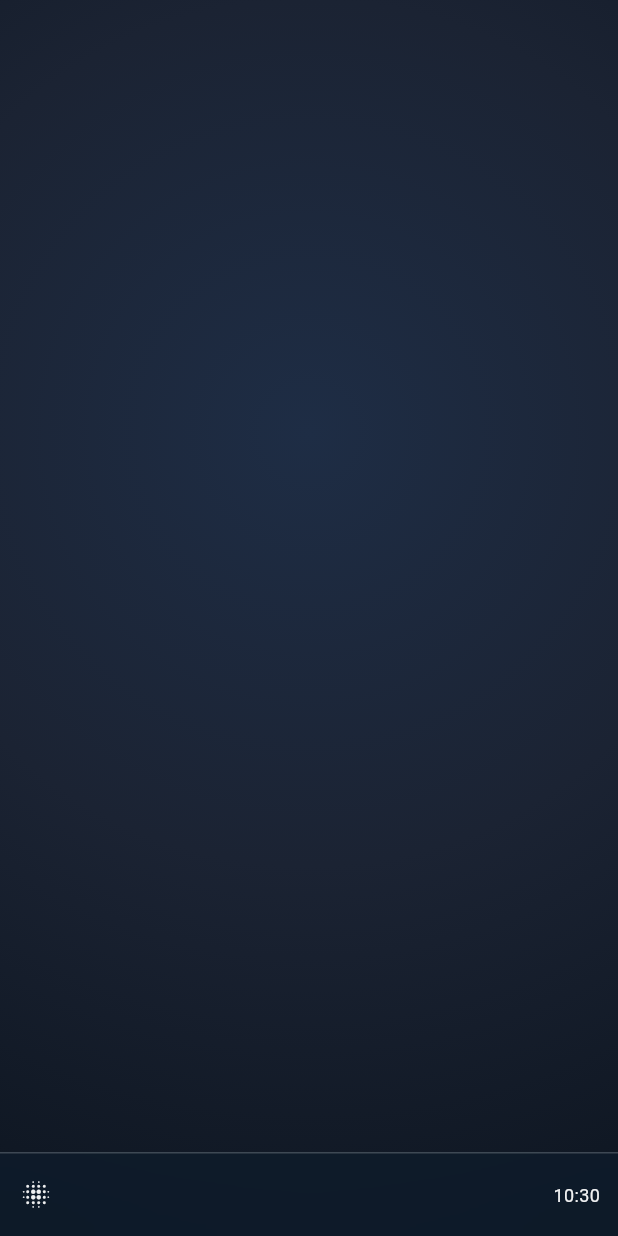
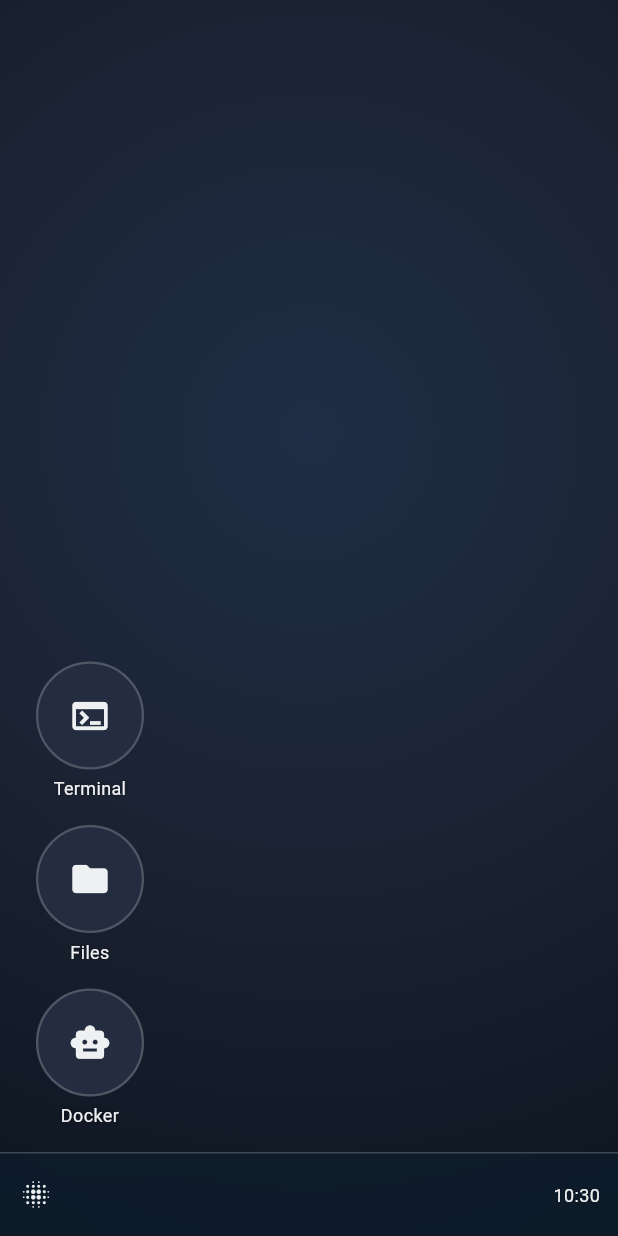
Before and after one commit to saamy4r/aether, a Flutter app: the screen it shows after launch, on a phone screen of 412 x 824 dp. Run offline on Flutter 3.47's test engine with Material 3 defaults, Android fonts, the phone set to English and light mode, and no system bars; our stand-ins replace flutter_riverpod, flutter_secure_storage, local_auth, shared_preferences; missing offline and left inert: dartssh2, pinenacl, xterm.

Commit message:
Add desktop VPS stats widget, launcher icons, and auto-connect on save
- New VpsStatsWidget: glassmorphic live CPU/RAM widget on desktop background per connected VPS; tap opens Dashboard window
- New AppLauncherIcon: Terminal, Files, Docker launcher icons in bottom-left column
- Desktop layout: replaced VPS icons with launcher icons (bottom-left) and stats widgets (top-right)
- Auto-connect when saving a new VPS in AddVpsScreen
- Start menu now lists all VPS (connected and disconnected) with individual connect/disconnect actions

Co-Authored-By: Claude Sonnet 4.6 <noreply@anthropic.com>

```diff
--- /dev/null
+++ b/lib/ui/desktop/app_launcher_icon.dart
@@ -0,0 +1,98 @@
+import 'package:flutter/material.dart';
+import 'package:flutter_riverpod/flutter_riverpod.dart';
+import 'package:uuid/uuid.dart';
+import '../../core/constants/colors.dart';
+import '../../core/constants/dimensions.dart';
+import '../../core/models/window_state.dart';
+import '../../providers/vps_connection_provider.dart';
+import '../../providers/vps_list_provider.dart';
+import '../../providers/window_manager_provider.dart';
+
+const _uuid = Uuid();
+
+class AppLauncherIcon extends ConsumerWidget {
+  const AppLauncherIcon({
+    super.key,
+    required this.icon,
+    required this.label,
+    required this.windowType,
+  });
+
+  final IconData icon;
+  final String label;
+  final WindowType windowType;
+
+  @override
+  Widget build(BuildContext context, WidgetRef ref) {
+    return GestureDetector(
+      onTap: () => _launch(context, ref),
+      child: SizedBox(
+        width: AetherDimensions.iconSize + 16,
+        child: Column(
+          mainAxisSize: MainAxisSize.min,
+          children: [
+            Container(
+              width: AetherDimensions.iconSize,
+              height: AetherDimensions.iconSize,
+              decoration: BoxDecoration(
+                shape: BoxShape.circle,
+                color: AetherColors.surfaceDeep,
+                border: Border.all(
+                  color: AetherColors.glassBorder,
+                  width: 1.5,
+                ),
+              ),
+              child: Icon(icon,
+                  color: AetherColors.textPrimary, size: 28),
+            ),
+            const SizedBox(height: 4),
+            Text(
+              label,
+              style: const TextStyle(
+                color: AetherColors.textPrimary,
+                fontSize: AetherDimensions.iconLabelSize,
+                shadows: [Shadow(color: Colors.black54, blurRadius: 4)],
+              ),
+              textAlign: TextAlign.center,
+              maxLines: 1,
+              overflow: TextOverflow.ellipsis,
+            ),
+          ],
+        ),
+      ),
+    );
+  }
+
+  void _launch(BuildContext context, WidgetRef ref) {
+    // Find the first connected VPS
+    final vpsList = ref.read(vpsListProvider);
+    final connectedVps = vpsList.firstWhere(
+      (v) =>
+          ref.read(vpsConnectionProvider(v.id)).valueOrNull?.isConnected ==
+          true,
+      orElse: () => vpsList.isEmpty ? throw StateError('No VPS') : vpsList.first,
+    );
+
+    final screen = MediaQuery.sizeOf(context);
+    final windowId = windowType == WindowType.terminal
+        ? _uuid.v4()
+        : '${connectedVps.id}_${windowType.name}';
+
+    final title = switch (windowType) {
+      WindowType.terminal    => 'Terminal — ${connectedVps.label}',
+      WindowType.fileManager => 'Files — ${connectedVps.label}',
+      WindowType.docker      => 'Docker — ${connectedVps.label}',
+      WindowType.dashboard   => 'Dashboard — ${connectedVps.label}',
+    };
+
+    ref.read(windowManagerProvider.notifier).openWindow(
+      WindowManagerNotifier.makeWindow(
+        windowId: windowId,
+        vpsId: connectedVps.id,
+        type: windowType,
+        title: title,
+        screen: screen,
+      ),
+    );
+  }
+}
--- a/lib/ui/desktop/desktop_screen.dart
+++ b/lib/ui/desktop/desktop_screen.dart
@@ -2,13 +2,15 @@ import 'package:flutter/material.dart';
 import 'package:flutter_riverpod/flutter_riverpod.dart';
 import '../../core/constants/colors.dart';
 import '../../core/constants/dimensions.dart';
+import '../../core/models/window_state.dart';
 import '../../providers/auth_provider.dart';
 import '../../providers/vps_list_provider.dart';
 import '../../providers/window_manager_provider.dart';
 import '../lock/lock_screen.dart';
 import '../taskbar/taskbar.dart';
 import '../windows/window_frame.dart';
-import 'desktop_icon.dart';
+import 'app_launcher_icon.dart';
+import 'vps_stats_widget.dart';
 
 class DesktopScreen extends ConsumerWidget {
   const DesktopScreen({super.key});
@@ -29,27 +31,55 @@ class DesktopScreen extends ConsumerWidget {
           // Layer 0 — Background gradient
           const _DesktopBackground(),
 
-          // Layer 1 — Desktop icons
-          Positioned.fill(
-            bottom: AetherDimensions.taskbarHeight,
-            child: Padding(
-              padding: const EdgeInsets.all(16),
-              child: Wrap(
-                spacing: AetherDimensions.iconSpacing,
-                runSpacing: AetherDimensions.iconSpacing,
-                children: vpsList
-                    .map((vps) => DesktopIcon(vps: vps))
-                    .toList(),
-              ),
+          // Layer 1 — App launcher icons (bottom-left column)
+          Positioned(
+            left: 16,
+            bottom: AetherDimensions.taskbarHeight + 16,
+            child: Column(
+              mainAxisSize: MainAxisSize.min,
+              children: const [
+                AppLauncherIcon(
+                  icon: Icons.terminal,
+                  label: 'Terminal',
+                  windowType: WindowType.terminal,
+                ),
+                SizedBox(height: AetherDimensions.iconSpacing),
+                AppLauncherIcon(
+                  icon: Icons.folder,
+                  label: 'Files',
+                  windowType: WindowType.fileManager,
+                ),
+                SizedBox(height: AetherDimensions.iconSpacing),
+                AppLauncherIcon(
+                  icon: Icons.smart_toy,
+                  label: 'Docker',
+                  windowType: WindowType.docker,
+                ),
+              ],
             ),
           ),
 
-          // Layer 2 — Floating windows (z-index sorted)
+          // Layer 2 — VPS live stats widgets (top-right area)
+          Positioned(
+            top: 16,
+            right: 16,
+            child: Column(
+              crossAxisAlignment: CrossAxisAlignment.end,
+              children: vpsList
+                  .map((vps) => Padding(
+                        padding: const EdgeInsets.only(bottom: 12),
+                        child: VpsStatsWidget(vps: vps),
+                      ))
+                  .toList(),
+            ),
+          ),
+
+          // Layer 3 — Floating windows (z-index sorted)
           ...sorted
               .where((w) => !w.isMinimized)
               .map((w) => WindowFrame(windowState: w)),
 
-          // Layer 3 — Taskbar (always on top)
+          // Layer 4 — Taskbar (always on top)
           const Positioned(
             bottom: 0,
             left: 0,
@@ -57,7 +87,7 @@ class DesktopScreen extends ConsumerWidget {
             child: Taskbar(),
           ),
 
-          // Layer 4 — Lock screen overlay
+          // Layer 5 — Lock screen overlay
           if (locked) const LockScreen(),
         ],
       ),
--- a/lib/ui/settings/add_vps_screen.dart
+++ b/lib/ui/settings/add_vps_screen.dart
@@ -387,7 +387,10 @@ class _AddVpsScreenState extends ConsumerState<AddVpsScreen> {
     } else {
       await ref.read(vpsListProvider.notifier).add(vps);
     }
-    if (mounted) Navigator.pop(context);
+    if (mounted) {
+      Navigator.pop(context);
+      ref.read(vpsConnectionProvider(id).notifier).connect();
+    }
   }
 
   Future<void> _delete() async {
```
Also changed, not shown: lib/ui/desktop/vps_stats_widget.dart (added, +234 -0 lines), lib/ui/taskbar/start_menu.dart (+70 -1 lines).
